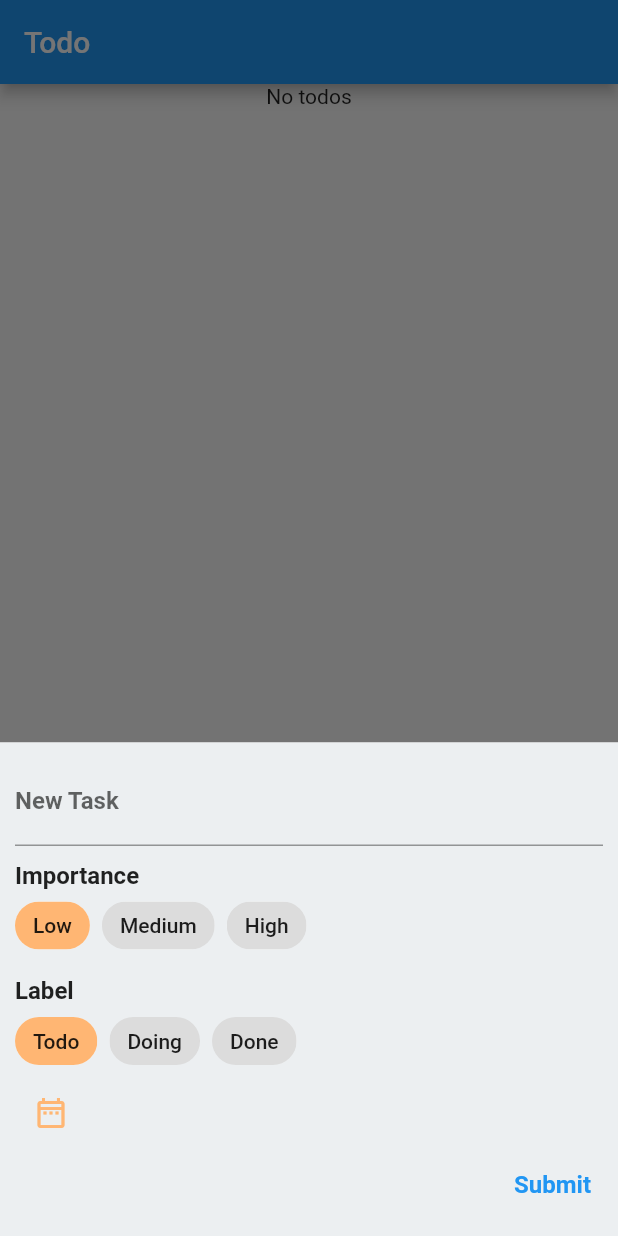
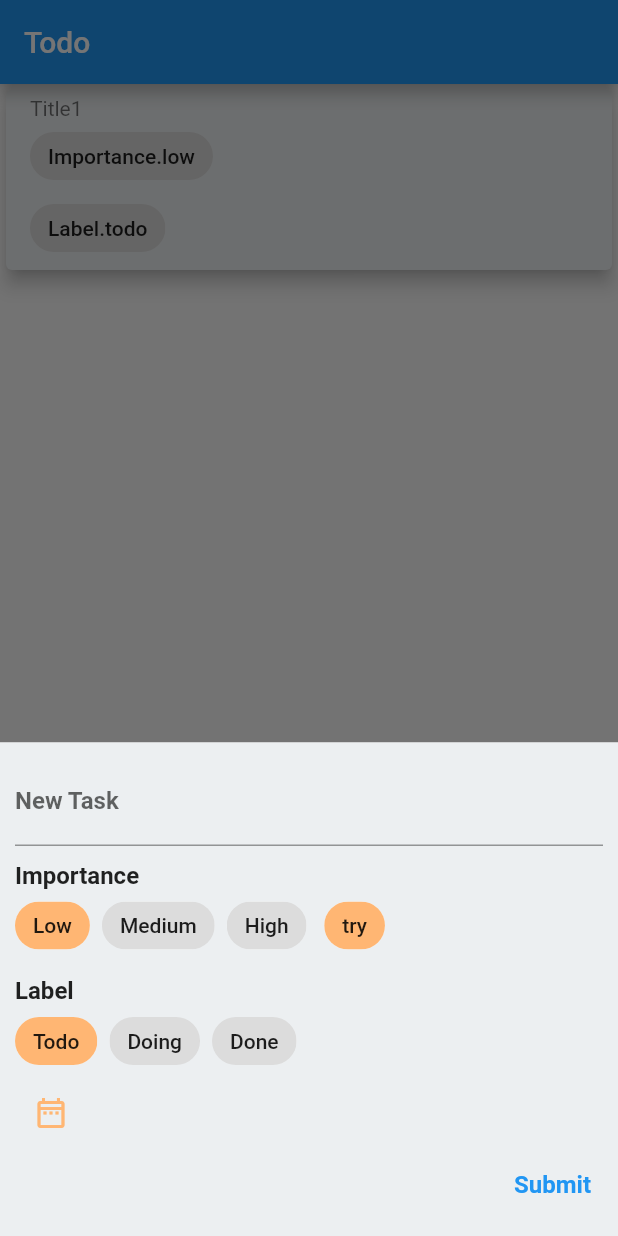
Before and after one commit to nevarwin/Todo-List-Project, a Flutter app: the screen it shows after launch, after a tap on the "add" icon, on a phone screen of 412 x 824 dp. Run offline on Flutter 3.47's test engine with Material 2 defaults, Android fonts, the phone set to English and light mode, and no system bars.

Commit message:
edits for chip

```diff
--- a/todo_app_project/lib/screens/todo_screen.dart
+++ b/todo_app_project/lib/screens/todo_screen.dart
@@ -14,7 +14,13 @@ class TodoScreen extends StatefulWidget {
 class _TodoScreenState extends State<TodoScreen> {
   @override
   Widget build(BuildContext context) {
-    final List<Todo> _todoMap = [];
+    final List<Todo> _todoMap = [
+      Todo(
+        id: DateTime.now().toString(),
+        title: 'Title1',
+        date: DateTime.now(),
+      )
+    ];
 
     void _addNewTodo(
       String title,
@@ -64,14 +70,12 @@ class _TodoScreenState extends State<TodoScreen> {
         appBar: AppBar(
           title: const Text('Todo'),
         ),
-        body: SingleChildScrollView(
-          child: Column(
-            children: [
-              TodoList(
-                allTodos: _todoMap,
-              ),
-            ],
-          ),
+        body: Column(
+          children: [
+            TodoList(
+              allTodos: _todoMap,
+            ),
+          ],
         ),
         floatingActionButton: FloatingActionButton(
           child: const Icon(Icons.add),
--- a/todo_app_project/lib/widgets/new_todo.dart
+++ b/todo_app_project/lib/widgets/new_todo.dart
@@ -36,17 +36,17 @@ class _NewTodoState extends State<NewTodo> {
   }
 
   Widget _buildImportanceChip({
-    String? chipTitle,
+    required String chipTitle,
     var chipVar,
-    Importance? importanceChip,
+    required Importance importanceChip,
   }) {
     return ChoiceChip(
       selectedColor: const Color.fromRGBO(255, 182, 115, 1),
-      label: Text(chipTitle!),
+      label: Text(chipTitle),
       selected: chipVar == importanceChip,
       onSelected: (selected) {
         setState(() {
-          _importance = importanceChip!;
+          _importance = importanceChip;
           print(_importance);
         });
       },
@@ -154,6 +154,18 @@ class _NewTodoState extends State<NewTodo> {
                             chipVar: _importance,
                             importanceChip: Importance.high,
                           ),
+                          ChoiceChip(
+                            selectedColor:
+                                const Color.fromRGBO(255, 182, 115, 1),
+                            label: Text('try'),
+                            selected: _label == Label.todo,
+                            onSelected: (selected) {
+                              setState(() {
+                                _label = Label.todo;
+                                print(_label);
+                              });
+                            },
+                          )
                         ],
                       ),
                     ],
--- a/todo_app_project/lib/widgets/todo_list.dart
+++ b/todo_app_project/lib/widgets/todo_list.dart
@@ -16,9 +16,16 @@ class TodoList extends StatelessWidget {
         ? const Center(
             child: Text('No todos'),
           )
-        : ListView.builder(itemBuilder: (context, index) {
-            return ListTile(
+        : Expanded(
+            child: ListView.builder(
+                itemCount: allTodos.length,
+                itemBuilder: (context, index) {
+                  return Card(
+                    elevation: 5,
+                    color: Colors.blueGrey[50],
+                    child: ListTile(
                       subtitle: Column(
+                        crossAxisAlignment: CrossAxisAlignment.start,
                         children: [
                           Text(allTodos[index].title),
                           Chip(
@@ -33,7 +40,9 @@ class TodoList extends StatelessWidget {
                           ),
                         ],
                       ),
+                    ),
                   );
-          });
+                }),
+          );
   }
 }
```
Lines whose indentation alone changed are shown as unchanged.
